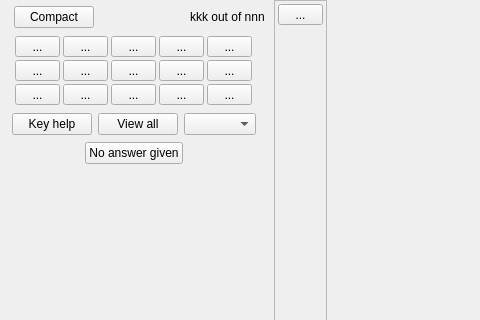
Qt form qtCreatorFiles/ui_annotator_rhm.ui (plomgrading/plom) before a commit; both pictures show x 0 to 480 and y 0 to 320 of the 862 by 670 pixel window.
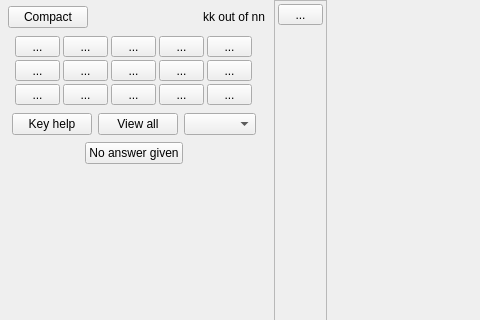
The same form after that commit.

Patch:
```diff
--- a/qtCreatorFiles/ui_annotator_rhm.ui
+++ b/qtCreatorFiles/ui_annotator_rhm.ui
@@ -52,12 +52,6 @@
       </property>
       <item>
        <widget class="QFrame" name="frame_3">
-        <property name="sizePolicy">
-         <sizepolicy hsizetype="Minimum" vsizetype="Minimum">
-          <horstretch>0</horstretch>
-          <verstretch>0</verstretch>
-         </sizepolicy>
-        </property>
         <property name="frameShape">
          <enum>QFrame::NoFrame</enum>
         </property>
@@ -82,12 +76,6 @@
          </property>
          <item alignment="Qt::AlignRight">
           <widget class="QPushButton" name="hideButton">
-           <property name="sizePolicy">
-            <sizepolicy hsizetype="Fixed" vsizetype="Fixed">
-             <horstretch>1</horstretch>
-             <verstretch>0</verstretch>
-            </sizepolicy>
-           </property>
            <property name="text">
             <string>Compact</string>
            </property>
@@ -95,12 +83,6 @@
          </item>
          <item alignment="Qt::AlignHCenter">
           <widget class="QLabel" name="modeLabel">
-           <property name="sizePolicy">
-            <sizepolicy hsizetype="MinimumExpanding" vsizetype="Preferred">
-             <horstretch>1</horstretch>
-             <verstretch>0</verstretch>
-            </sizepolicy>
-           </property>
            <property name="text">
             <string notr="true">&lt;mode&gt;</string>
            </property>
@@ -111,14 +93,8 @@
          </item>
          <item alignment="Qt::AlignRight">
           <widget class="QLabel" name="markLabel">
-           <property name="sizePolicy">
-            <sizepolicy hsizetype="Fixed" vsizetype="Preferred">
-             <horstretch>0</horstretch>
-             <verstretch>0</verstretch>
-            </sizepolicy>
-           </property>
            <property name="text">
-            <string>kkk out of nnn</string>
+            <string>kk out of nn</string>
            </property>
           </widget>
          </item>
```
Left out of the diff: 9 changed lines with no effect on the pictures.
